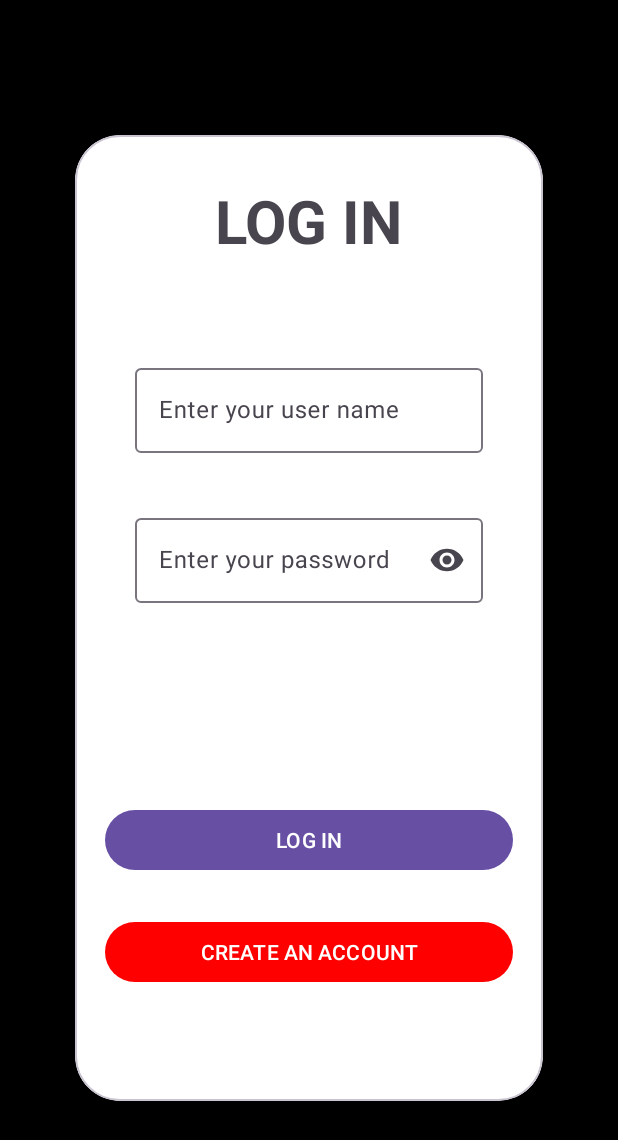
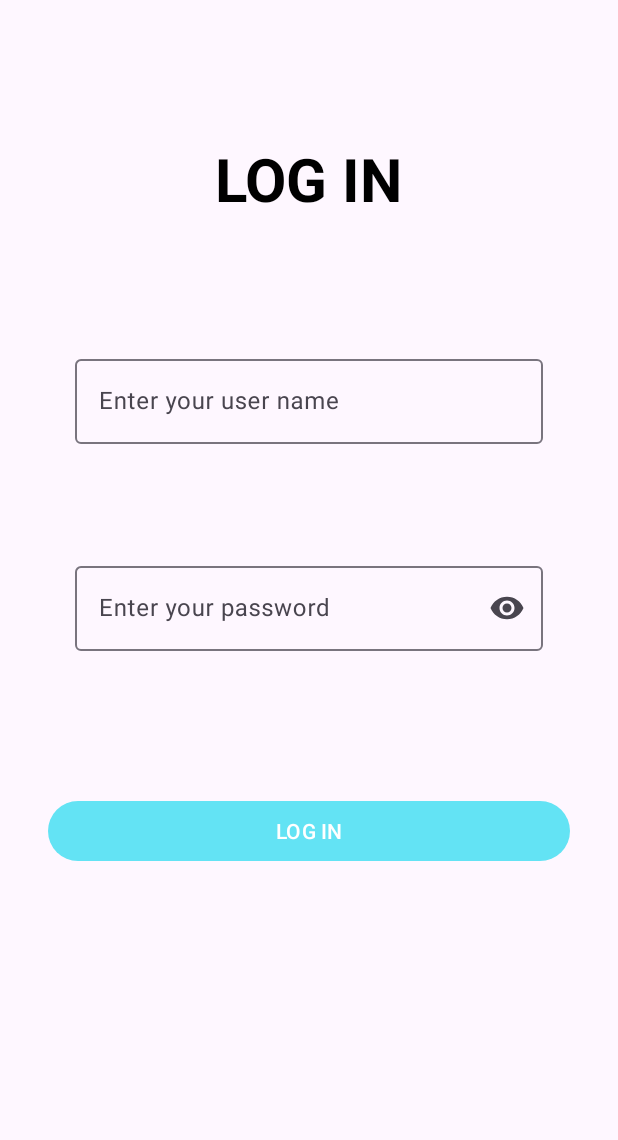
Before and after one commit to joelalacreuPmdmDam/ProyectoPmdm2Term, an Android app: the screen it shows after launch (LogInActivity), after a tap on "LOG IN", on a phone screen of 412 x 824 dp. Shown: the top 1140 px of the screen. Run offline under Robolectric (Android 15) with nearby library versions, the phone set to English and light mode, and no system bars.

```diff
--- a/app/src/main/res/layout/fragment_log_in.xml
+++ b/app/src/main/res/layout/fragment_log_in.xml
@@ -4,42 +4,34 @@
     xmlns:app="http://schemas.android.com/apk/res-auto"
     android:layout_width="match_parent"
     android:layout_height="match_parent"
-    android:background="@color/black"
     tools:context=".Fragments.LogInFragment">
 
-
-    <com.google.android.material.card.MaterialCardView
-        android:id="@+id/card_logIn"
-        android:layout_width="match_parent"
-        android:layout_height="match_parent"
-        android:layout_marginStart="50dp"
-        android:layout_marginTop="90dp"
-        android:layout_marginEnd="50dp"
-        android:layout_marginBottom="90dp"
-        app:cardBackgroundColor="#FFFFFF"
-        app:cardCornerRadius="30dp"
-        app:layout_constraintBottom_toBottomOf="parent"
-        app:layout_constraintEnd_toEndOf="parent"
-        app:layout_constraintStart_toStartOf="parent"
-        app:layout_constraintTop_toTopOf="parent">
 
     <TextView
         android:id="@+id/tv_logIn"
         android:text="@string/iniciarSesion_menuLogIn"
         android:textSize="40dp"
         android:textStyle="bold"
-            android:layout_marginTop="30dp"
         android:layout_gravity="top|center"
+        android:layout_marginTop="92dp"
         android:layout_width="wrap_content"
-            android:layout_height="wrap_content"/>
+        android:layout_height="wrap_content"
+        app:layout_constraintEnd_toEndOf="parent"
+        app:layout_constraintStart_toStartOf="parent"
+        app:layout_constraintTop_toTopOf="parent"/>
+
 
     <com.google.android.material.textfield.TextInputLayout
+        android:id="@+id/til_userName"
         android:layout_width="match_parent"
         android:layout_height="wrap_content"
-            android:layout_marginStart="40dp"
-            android:layout_marginEnd="40dp"
-            android:layout_marginTop="150dp"
-            android:hint="@string/user_til">
+        android:layout_marginLeft="50dp"
+        android:layout_marginTop="88dp"
+        android:layout_marginRight="50dp"
+        android:hint="@string/user_til"
+        app:layout_constraintEnd_toEndOf="parent"
+        app:layout_constraintStart_toStartOf="parent"
+        app:layout_constraintTop_toBottomOf="@id/tv_logIn">
         <com.google.android.material.textfield.TextInputEditText
             android:id="@+id/tit_user"
             android:layout_width="match_parent"
@@ -49,19 +41,22 @@
 
 
     <com.google.android.material.textfield.TextInputLayout
+        android:id="@+id/til_pass"
         android:layout_width="match_parent"
         android:layout_height="wrap_content"
-            android:layout_marginStart="40dp"
-            android:layout_marginEnd="40dp"
-            android:layout_marginTop="250dp"
+        android:layout_marginLeft="50dp"
+        android:layout_marginTop="76dp"
+        android:layout_marginRight="50dp"
         android:hint="@string/password_til"
-            app:endIconMode="password_toggle">
+        app:endIconMode="password_toggle"
+        app:layout_constraintEnd_toEndOf="parent"
+        app:layout_constraintStart_toStartOf="parent"
+        app:layout_constraintTop_toBottomOf="@id/til_userName">
         <com.google.android.material.textfield.TextInputEditText
             android:id="@+id/tit_pass"
             android:layout_width="match_parent"
             android:layout_height="wrap_content"
             android:inputType="textPassword"/>
-
     </com.google.android.material.textfield.TextInputLayout>
 
     <Button
@@ -69,25 +64,27 @@
         android:layout_width="match_parent"
         android:layout_height="wrap_content"
         android:text="@string/iniciarSesion_menuLogIn"
-            android:layout_marginBottom="150dp"
         android:layout_gravity="bottom|center"
-            android:layout_marginEnd="20dp"
-            android:layout_marginStart="20dp"/>
-
-        <Button
-            android:id="@+id/btn_register"
-            android:layout_width="match_parent"
-            android:layout_height="wrap_content"
-            android:text="@string/registrarse_menuLogIn"
-            android:layout_marginBottom="75dp"
-            android:layout_gravity="bottom|center"
-            android:layout_marginEnd="20dp"
-            android:layout_marginStart="20dp"
-            style="@style/btnRegisterColor"/>
+        android:layout_marginStart="32dp"
+        android:layout_marginTop="96dp"
+        android:layout_marginEnd="32dp"
+        app:layout_constraintEnd_toEndOf="parent"
+        app:layout_constraintStart_toStartOf="parent"
+        app:layout_constraintTop_toBottomOf="@id/til_pass"/>
 
 
 
 
-    </com.google.android.material.card.MaterialCardView>
+
+
+
+
+
+
+
+
+
+
+
 
 </androidx.constraintlayout.widget.ConstraintLayout>
--- a/app/src/main/res/layout/fragment_log_out_dialog.xml
+++ b/app/src/main/res/layout/fragment_log_out_dialog.xml
@@ -7,4 +7,6 @@
 
 
 
+
+
 </FrameLayout>
--- a/app/src/main/res/layout/fragment_workout.xml
+++ b/app/src/main/res/layout/fragment_workout.xml
@@ -17,6 +17,8 @@
         android:gravity="center"
         android:layout_weight="50"/>
 
+
+
     <com.google.android.material.bottomnavigation.BottomNavigationView
         android:id="@+id/bottom_navigation"
         android:layout_width="match_parent"
--- a/app/src/main/res/values-night/themes.xml
+++ b/app/src/main/res/values-night/themes.xml
@@ -2,6 +2,6 @@
     <!-- Base application theme. -->
     <style name="Base.Theme.GymLog" parent="Theme.Material3.DayNight.NoActionBar">
         <!-- Customize your dark theme here. -->
-        <!-- <item name="colorPrimary">@color/my_dark_primary</item> -->
+        <item name="colorPrimary">#63E3F4</item>
     </style>
 </resources>
--- a/app/src/main/res/values/themes.xml
+++ b/app/src/main/res/values/themes.xml
@@ -2,8 +2,8 @@
     <!-- Base application theme. -->
     <style name="Base.Theme.GymLog" parent="Theme.Material3.DayNight.NoActionBar">
         <!-- Customize your light theme here. -->
-        <!-- <item name="colorPrimary">@color/my_light_primary</item> -->
+        <item name="colorPrimary">#63E3F4</item>
+        <item name="android:textColor">@color/black</item>
     </style>
-
     <style name="Theme.GymLog" parent="Base.Theme.GymLog" />
 </resources>
```
Also changed, not shown: app/src/main/res/layout/fragment_info_user.xml (+23 -0 lines), app/src/main/res/values/strings.xml (+13 -12 lines), 1 other file. Lines whose indentation alone changed are shown as unchanged.
